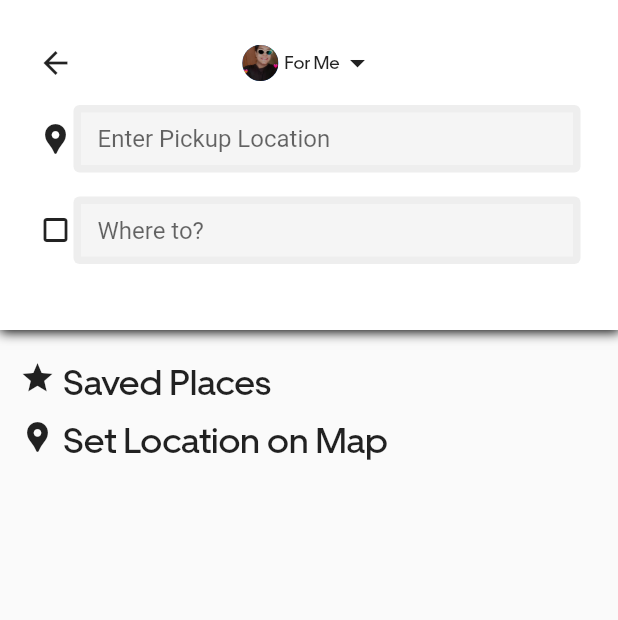
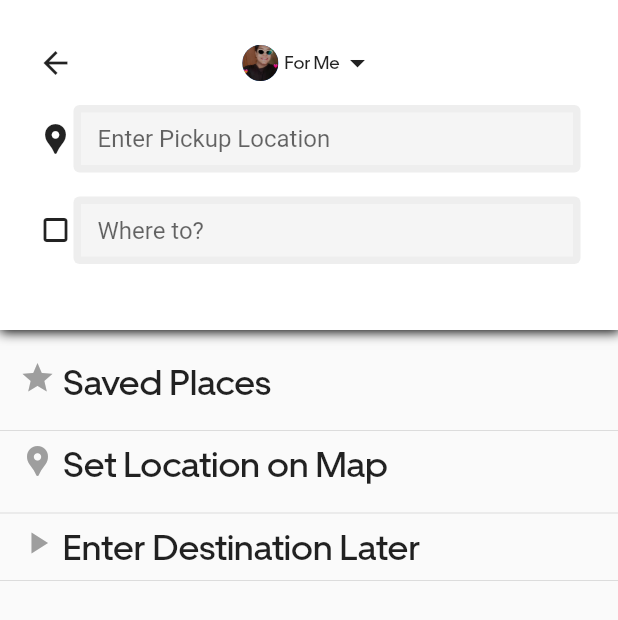
Before and after one commit to DevatYHY/Uber, a Flutter app: the MainScreen screen opened directly, after a tap on "Search Destination", on a phone screen of 412 x 824 dp. Shown: the top 620 px of the screen. Run offline on Flutter 3.47's test engine with Material 2 defaults, Android fonts, the phone set to English and light mode, and no system bars; our stand-ins replace animated_splash_screen, firebase_auth, firebase_core, firebase_database, fluttertoast, geolocator and 3 more; accounts and stored records are empty.

Commit message:
destination later with divider

```diff
--- a/lib/AllScreens/divider.dart
+++ b/lib/AllScreens/divider.dart
@@ -6,7 +6,7 @@ class DividerWidget extends StatelessWidget {
   Widget build(BuildContext context) {
     return Divider(
       height: 3.0,
-      color: Colors.grey,
+      color: Colors.black,
       thickness: 1.0,
 
     );
--- a/lib/AllScreens/searching.dart
+++ b/lib/AllScreens/searching.dart
@@ -119,13 +119,14 @@ class _SearchScreenState extends State<SearchScreen> {
                 Padding(
                   padding: EdgeInsets.only(left:13.0),
                 ),
-                Icon(Icons.star),
+                Icon(Icons.star,color: Colors.grey[500],),
                 SizedBox(width:5.0),
                 Text("Saved Places",style:TextStyle(fontFamily:"Uber Move",fontSize:24.0) ),
 
               ],
             ),
             SizedBox(height:10.0),
+            Divider(),
             Row(
                 mainAxisAlignment: MainAxisAlignment.start,
                 crossAxisAlignment: CrossAxisAlignment.start,
@@ -134,12 +135,28 @@ class _SearchScreenState extends State<SearchScreen> {
                 Padding(
                   padding: EdgeInsets.only(left:13.0),
                 ),
-                Icon(Icons.location_pin),
+                Icon(Icons.location_pin,color: Colors.grey[500],),
                 SizedBox(width:5.0),
                 Text("Set Location on Map",style:TextStyle(fontFamily:"Uber Move",fontSize:24.0) ),
 
               ],
             ),
+            SizedBox(height:10.0),
+            Divider(),
+            Row(
+                mainAxisAlignment: MainAxisAlignment.start,
+                crossAxisAlignment: CrossAxisAlignment.start,
+
+              children: [
+                Padding(
+                  padding: EdgeInsets.only(left:13.0),
+                ),
+                Icon(Icons.play_arrow,color: Colors.grey[500],),
+                SizedBox(width:5.0),
+                Text("Enter Destination Later",style:TextStyle(fontFamily:"Uber Move",fontSize:24.0) ),
+              ],
+            ),
+            Divider(),
             ],
           ),
 
```
